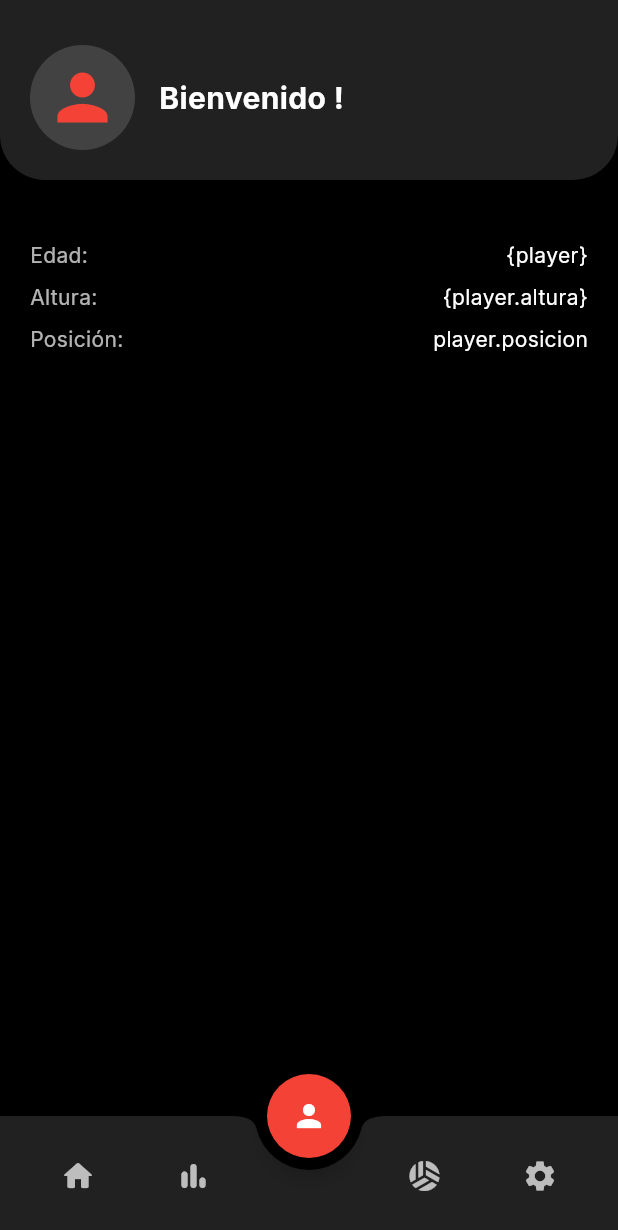
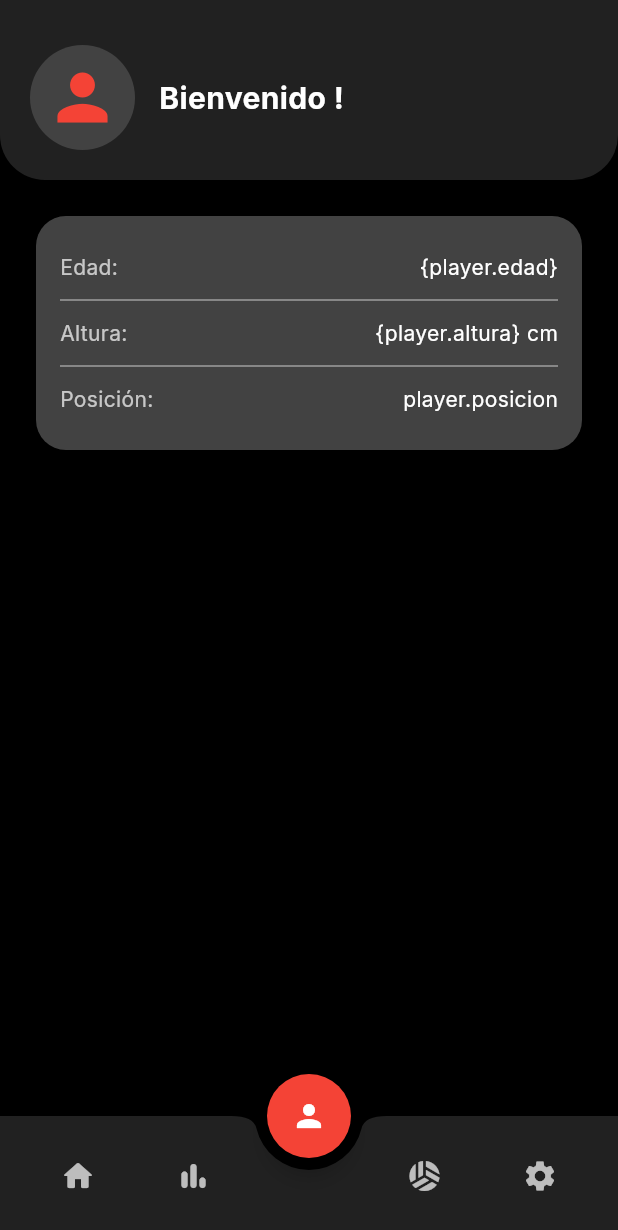
Before and after one commit to Axel-Vicente/CV_San_GregorioApp, a Flutter app: the screen it shows once a user with an empty profile is signed in, after a tap on the "person" icon, on a phone screen of 412 x 824 dp. Shown: the top 1230 px of the screen. Run offline on Flutter 3.47's test engine with Material 3 defaults, Android fonts, the phone set to English and light mode, and no system bars; drawn by our look-alikes of flutter_animate; our stand-ins replace cloud_firestore, firebase_auth, firebase_core, google_fonts; accounts and stored records are empty.

Commit message:
Add card for info player

```diff
--- a/lib/views/player_profile_screen.dart
+++ b/lib/views/player_profile_screen.dart
@@ -1,5 +1,6 @@
 import 'package:flutter/material.dart';
 import 'package:volley_tracker/models/player.dart';
+import 'package:flutter_animate/flutter_animate.dart';
 
 class PlayerProfileScreen extends StatelessWidget {
   final Player player;
@@ -56,15 +57,35 @@ class PlayerProfileScreen extends StatelessWidget {
           Expanded(
             child: SingleChildScrollView(
               padding: const EdgeInsets.all(20),
+              child: Animate(
+                effects: [
+                  FadeEffect(duration: 400.ms),
+                  SlideEffect(
+                    begin: const Offset(0, 0.1),
+                    end: Offset.zero,
+                    duration: 400.ms,
+                    curve: Curves.easeOut,
+                  ),
+                ],
+                child: Card(
+                  color: Colors.grey[800],
+                  shape: RoundedRectangleBorder(borderRadius: BorderRadius.circular(20)),
+                  elevation: 4,
+                  child: Padding(
+                    padding: const EdgeInsets.symmetric(vertical: 20, horizontal: 16),
                     child: Column(
+                      crossAxisAlignment: CrossAxisAlignment.start,
                       children: [
-                  const SizedBox(height: 16),
-                  InfoRow(label: "Edad", value: "{player}"),
-                  InfoRow(label: "Altura", value: "{player.altura}"),
+                        InfoRow(label: "Edad", value: "{player.edad}"),
+                        const Divider(color: Colors.grey),
+                        InfoRow(label: "Altura", value: "{player.altura} cm"),
+                        const Divider(color: Colors.grey),
                         InfoRow(label: "Posición", value: "player.posicion"),
+                        if (isTrainer) ...[
                           const SizedBox(height: 20),
-                  if (isTrainer)
-                    ElevatedButton.icon(
+                          Align(
+                            alignment: Alignment.centerRight,
+                            child: ElevatedButton.icon(
                               onPressed: () {
                                 Navigator.pushNamed(
                                   context,
@@ -78,10 +99,16 @@ class PlayerProfileScreen extends StatelessWidget {
                                 backgroundColor: Colors.red,
                               ),
                             ),
+                          ),
+                        ],
                       ],
                     ),
                   ),
                 ),
+              ),
+            ),
+          ),
+
         ],
       ),
     );
--- a/pubspec.yaml
+++ b/pubspec.yaml
@@ -46,6 +46,7 @@ dev_dependencies:
   flutter_test:
     sdk: flutter
   flutter_launcher_icons: ^0.13.1
+  flutter_animate: ^4.3.0
 
   # The "flutter_lints" package below contains a set of recommended lints to
   # encourage good coding practices. The lint set provided by the package is
```
Also changed, not shown: pubspec.lock. Lines whose indentation alone changed are shown as unchanged.
